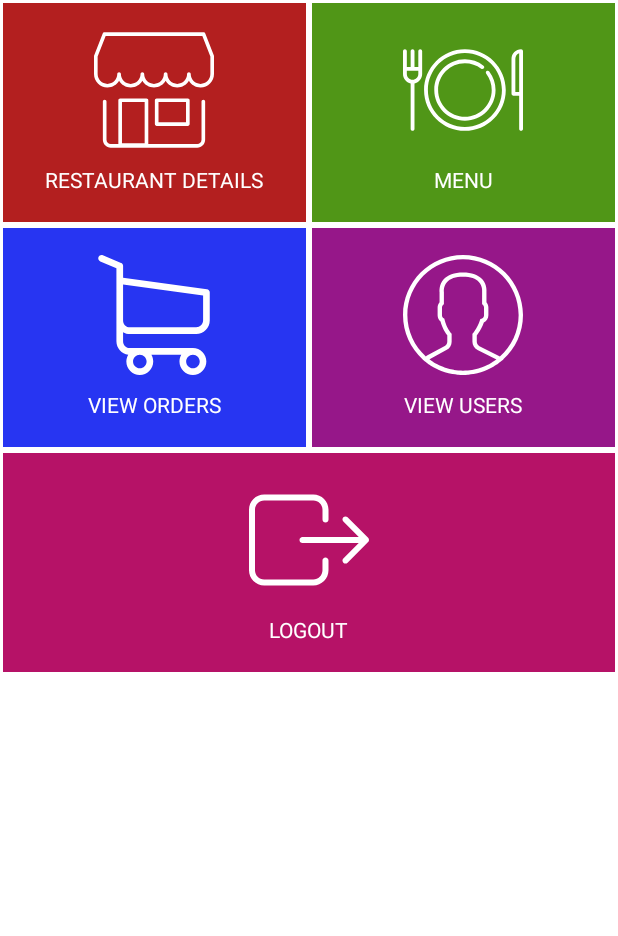
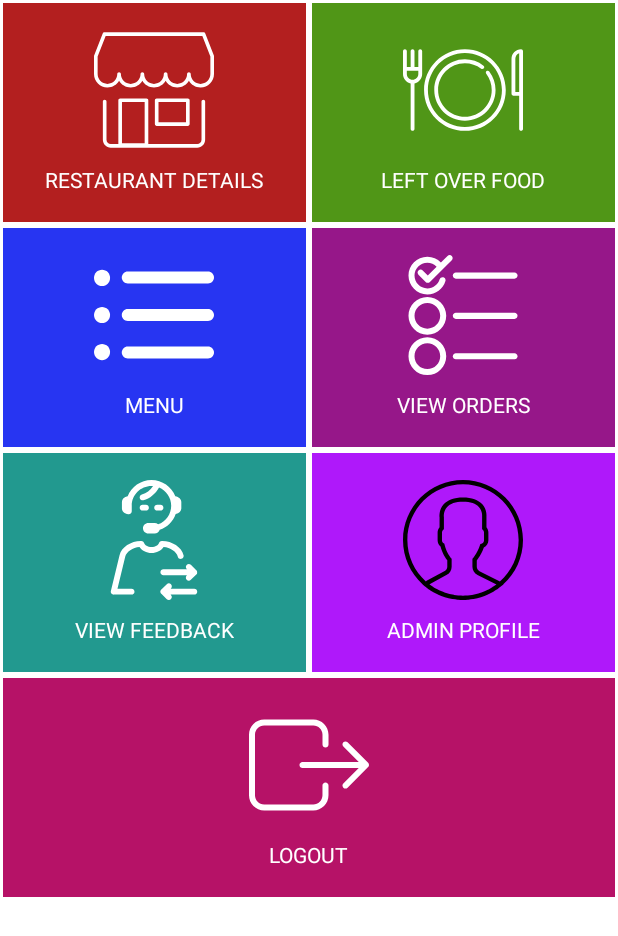
Before and after one commit to kirangill1/Comfortfood, an Android app: the layout activity_admin__home.xml on its own in the app's theme, with its tools: preview values and no code run, on a phone screen of 412 x 824 dp. Shown: the top 936 px of the screen. Run offline under Robolectric (Android 15) with nearby library versions, the phone set to English and light mode, and no system bars.

Commit message:
Restarant detail layout added updated

```diff
--- a/app/src/main/java/com/example/gursewak/comfortfood/Restaurant_Detail.java
+++ b/app/src/main/java/com/example/gursewak/comfortfood/Admin_Leftoverfood.java
@@ -3,11 +3,11 @@ package com.example.gursewak.comfortfood;
 import android.support.v7.app.AppCompatActivity;
 import android.os.Bundle;
 
-public class Restaurant_Detail extends AppCompatActivity {
+public class Admin_Leftoverfood extends AppCompatActivity {
 
     @Override
     protected void onCreate(Bundle savedInstanceState) {
         super.onCreate(savedInstanceState);
-        setContentView(R.layout.activity_restaurant__detail);
+        setContentView(R.layout.activity_admin_leftoverfood);
     }
 }
--- a/app/src/main/java/com/example/gursewak/comfortfood/Menu_list.java
+++ b/app/src/main/java/com/example/gursewak/comfortfood/Admin_restaurantDetail.java
@@ -3,11 +3,11 @@ package com.example.gursewak.comfortfood;
 import android.support.v7.app.AppCompatActivity;
 import android.os.Bundle;
 
-public class Menu_list extends AppCompatActivity {
+public class Admin_restaurantDetail extends AppCompatActivity {
 
     @Override
     protected void onCreate(Bundle savedInstanceState) {
         super.onCreate(savedInstanceState);
-        setContentView(R.layout.activity_menu_list);
+        setContentView(R.layout.activity_admin_restaurantdetail);
     }
 }
--- a/app/src/main/java/com/example/gursewak/comfortfood/Login.java
+++ b/app/src/main/java/com/example/gursewak/comfortfood/Login.java
@@ -21,7 +21,7 @@ public class Login extends AppCompatActivity {
 
     public void Alogin(View v)
     {
-        Intent i = new Intent(Login.this, Adminlogin.class);
+        Intent i = new Intent(Login.this, Admin_login.class);
         startActivity(i);
         finish();
 
--- a/app/src/main/res/drawable/adress.xml
+++ b/app/src/main/res/drawable/adress.xml
@@ -6,7 +6,7 @@
     android:viewportHeight="401.475">
 
     <path
-        android:fillColor="#FFFFFF"
+        android:fillColor="#000"
         android:pathData="M209.296,127.782c0-4.971,4.029-9,9-9h2.148c4.971,0,9,4.029,9,9s-4.029,9-9,9h-2.148
 C213.326,136.782,209.296,132.753,209.296,127.782z
 M353.537,394.938c-0.305,1.071-0.802,2.061-1.452,2.929
--- a/app/src/main/res/drawable/email.xml
+++ b/app/src/main/res/drawable/email.xml
@@ -6,7 +6,7 @@
     android:viewportHeight="485.411">
 
     <path
-        android:fillColor="#FFFFFF"
+        android:fillColor="#000"
         android:pathData="M0,81.824v321.763h485.411V81.824H0z
 M242.708,280.526L43.612,105.691h398.187L242.708,280.526z
 M163.397,242.649L23.867,365.178V120.119L163.397,242.649z
--- /dev/null
+++ b/app/src/main/res/drawable/feedback.xml
@@ -0,0 +1,49 @@
+<?xml version="1.0" encoding="utf-8"?>
+<vector xmlns:android="http://schemas.android.com/apk/res/android"
+    android:width="365.624dp"
+    android:height="365.624dp"
+    android:viewportWidth="365.624"
+    android:viewportHeight="365.624">
+
+    <path
+        android:fillColor="#FFFFFF"
+        android:pathData="M85.063,86.627V66.679c0-8.151,6.714-14.731,17.554-17.151C114.042,20.557,142.145,0,175.126,0
+c32.939,0,61.198,20.501,72.652,49.414c11.144,2.321,18.285,8.982,18.285,17.265v19.948c0,7.981-6.636,14.4-17.09,16.938
+c-7.745,22.485-25.535,40.518-48.729,48.359c-2.073,6.602-8.249,11.29-15.525,11.29h-19.217c-8.971,0-16.27-7.03-16.27-16.001
+c0-8.97,7.299-15.999,16.27-15.999h19.217c3.988,0,7.646,1.289,10.478,3.678c23.82-8.396,40-31.077,40-56.804
+c0-24.956-15.295-46.408-37.002-55.476c-10.631,19.366-27.81,33.509-47.567,39.035c-4.783,1.345-9.751-1.455-11.091-6.242
+c-1.339-4.787,1.459-9.753,6.245-11.092c13.652-3.819,25.78-13.176,34.12-26.124c-1.578-0.125-3.164-0.188-4.773-0.188
+c-33.132,0-60.066,26.955-60.066,60.087v17.224c0,2.645-1.094,5.155-3.111,6.865c-2.016,1.71-4.611,2.447-7.224,2.014
+C92.674,102.189,85.063,95.296,85.063,86.627z
+M167.203,84.213c0-4.971-4.029-9-9-9h-10.001c-4.971,0-9,4.029-9,9s4.029,9,9,9
+h10.001C163.173,93.213,167.203,89.184,167.203,84.213z
+M283.434,272.213h-72.078c-4.971,0-9,4.029-9,9s4.029,9,9,9h72.079
+l-0.93,0.969c-3.558,3.472-3.628,9.201-0.157,12.759c1.765,1.808,4.103,2.73,6.443,2.73c2.266,0,4.534-0.843,6.284-2.55
+l16.638-16.229c0.094-0.088,0.186-0.176,0.275-0.269c1.056-1.082,1.784-2.36,2.187-3.716c0.001-0.005,0.003-0.01,0.004-0.015
+c0.193-0.652,0.079-1.337,0.118-2.043c0.001-0.009-0.234-0.016-0.234-0.024c0-0.006,0-0.01,0-0.016c0-0.004,0-0.007,0-0.01
+c0-0.163,0.249-0.327,0.248-0.49c-0.004-1.214-0.13-2.371-0.569-3.427c-0.389-0.938-0.884-1.822-1.605-2.611
+c-0.002-0.002,0.026-0.004,0.024-0.006s0.103-0.004,0.101-0.006c-0.097-0.106-0.198-0.21-0.198-0.312c0,0,0-0.001,0-0.002
+c0-0.005-0.1-0.01-0.104-0.015c-0.004-0.004-0.053-0.008-0.058-0.013c-0.001-0.001-0.024-0.002-0.026-0.004
+c-0.046-0.045-0.103-0.09-0.15-0.133l-16.643-16.233c-3.558-3.473-9.26-3.402-12.729,0.156c-3.472,3.558-3.403,9.193,0.155,12.664
+L283.434,272.213z
+M305.547,331.213h-72.079l0.929-0.874c3.558-3.472,3.628-9.154,0.157-12.712c-3.473-3.557-9.17-3.62-12.728-0.149
+l-16.612,16.212c-0.103,0.096-0.203,0.196-0.303,0.298c-0.943,0.968-1.771,2.094-2.192,3.29c-0.331,0.938-0.656,1.947-0.656,2.998
+c0,0.026,0,0.052,0,0.078c0,0.001,0,0.002,0,0.003c0,0.006,0,0.013,0,0.02c0,0.003,0,0.007,0,0.01c0,0.005,0,0.01,0,0.015
+s0,0.011,0,0.015c0,0.005,0,0.008,0,0.012c0,0.006,0,0.012,0,0.018c0,0.004,0,0.007,0,0.011c0,0.006,0,0.012,0,0.019
+c0,0.003,0,0.006,0,0.01c0,0.006,0,0.012,0,0.018c0,0.004,0,0.007,0,0.011c0,0.006,0,0.011,0,0.017c0,0.004,0,0.009,0,0.013
+s0,0.009,0,0.013c0,0.006,0,0.011,0,0.016c0,0.003,0,0.006,0,0.008c0,0.792,0.302,1.557,0.52,2.284
+c0.001,0.002,0.075,0.004,0.076,0.006c0.001,0.003,0.039,0.006,0.04,0.01c0.403,1.343,1.147,2.612,2.194,3.686
+c0.1,0.102,0.209,0.2,0.312,0.296l16.617,16.208c1.75,1.707,4.021,2.558,6.286,2.558c2.341,0,4.681-0.907,6.445-2.715
+c3.471-3.558,3.401-9.287-0.157-12.759l-0.929-0.938h72.08c4.971,0,9-4.029,9-9S310.518,331.213,305.547,331.213z
+M192.499,93.213
+h10c4.971,0,9-4.029,9-9s-4.029-9-9-9h-10c-4.971,0-9,4.029-9,9S187.528,93.213,192.499,93.213z
+M212.038,204.005
+c20.401,1.608,39.704,14.452,43.356,29.476c1.173,4.829,6.037,7.794,10.871,6.619c4.83-1.174,7.793-5.852,6.619-10.682
+c-5.915-24.333-34.52-43.205-65.12-43.205h-1.237c-3.844,0-7.264,2.252-8.512,5.888c-2.12,6.173-10.586,12.327-22.665,12.327
+c-12.081,0-20.547-6.107-22.666-12.279c-1.249-3.637-4.668-5.936-8.513-5.936h-1.236c-30.601,0-59.206,18.872-65.122,43.205
+L51.388,338.021c-0.123,0.455-0.211,0.877-0.261,1.357c-0.126,1.181-0.015,2.322,0.302,3.415c0.205,0.716,0.498,1.586,0.864,2.216
+c0.001,0.002,0.002,0.204,0.004,0.204c0,0,0.001,0,0.002,0c1.188,2,3.175,3.413,5.653,4.015c0.715,0.174,1.429,0.123,2.133,0.123
+c0.101,0,0.199-0.138,0.299-0.138h53.992c4.971,0,9-4.029,9-9s-4.029-9-9-9H71.53l23.773-97.764
+c3.653-15.022,22.955-27.851,43.357-29.46c6.951,11.05,21.071,18.337,36.689,18.337
+C190.966,222.326,205.085,215.054,212.038,204.005z" />
+</vector>
--- /dev/null
+++ b/app/src/main/res/drawable/menurest.xml
@@ -0,0 +1,27 @@
+<?xml version="1.0" encoding="utf-8"?>
+<vector xmlns:android="http://schemas.android.com/apk/res/android"
+    android:width="60.123dp"
+    android:height="60.123dp"
+    android:viewportWidth="60.123"
+    android:viewportHeight="60.123">
+
+    <path
+        android:fillColor="#FFFFFF"
+        android:pathData="M57.124,51.893H16.92c-1.657,0-3-1.343-3-3s1.343-3,3-3h40.203c1.657,0,3,1.343,3,3S58.781,51.893,57.124,51.893z" />
+    <path
+        android:fillColor="#FFFFFF"
+        android:pathData="M57.124,33.062H16.92c-1.657,0-3-1.343-3-3s1.343-3,3-3h40.203c1.657,0,3,1.343,3,3
+C60.124,31.719,58.781,33.062,57.124,33.062z" />
+    <path
+        android:fillColor="#FFFFFF"
+        android:pathData="M57.124,14.231H16.92c-1.657,0-3-1.343-3-3s1.343-3,3-3h40.203c1.657,0,3,1.343,3,3S58.781,14.231,57.124,14.231z" />
+    <path
+        android:fillColor="#FFFFFF"
+        android:pathData="M 4.029 7.434 C 6.25415525707 7.434 8.058 9.23784474293 8.058 11.463 C 8.058 13.6881552571 6.25415525707 15.492 4.029 15.492 C 1.80384474293 15.492 0 13.6881552571 0 11.463 C 0 9.23784474293 1.80384474293 7.434 4.029 7.434 Z" />
+    <path
+        android:fillColor="#FFFFFF"
+        android:pathData="M 4.029 26.033 C 6.25415525707 26.033 8.058 27.8368447429 8.058 30.062 C 8.058 32.2871552571 6.25415525707 34.091 4.029 34.091 C 1.80384474293 34.091 0 32.2871552571 0 30.062 C 0 27.8368447429 1.80384474293 26.033 4.029 26.033 Z" />
+    <path
+        android:fillColor="#FFFFFF"
+        android:pathData="M 4.029 44.632 C 6.25415525707 44.632 8.058 46.4358447429 8.058 48.661 C 8.058 50.8861552571 6.25415525707 52.69 4.029 52.69 C 1.80384474293 52.69 0 50.8861552571 0 48.661 C 0 46.4358447429 1.80384474293 44.632 4.029 44.632 Z" />
+</vector>
--- a/app/src/main/res/drawable/phone.xml
+++ b/app/src/main/res/drawable/phone.xml
@@ -6,7 +6,7 @@
     android:viewportHeight="578.106">
 
     <path
-        android:fillColor="#fff"
+        android:fillColor="#000"
         android:pathData="M577.83,456.128c1.225,9.385-1.635,17.545-8.568,24.48l-81.396,80.781
 c-3.672,4.08-8.465,7.551-14.381,10.404c-5.916,2.857-11.729,4.693-17.439,5.508c-0.408,0-1.635,0.105-3.676,0.309
 c-2.037,0.203-4.689,0.307-7.953,0.307c-7.754,0-20.301-1.326-37.641-3.979s-38.555-9.182-63.645-19.584
--- /dev/null
+++ b/app/src/main/res/drawable/vieworder.xml
@@ -0,0 +1,34 @@
+<?xml version="1.0" encoding="utf-8"?>
+<vector xmlns:android="http://schemas.android.com/apk/res/android"
+    android:width="487.7dp"
+    android:height="487.7dp"
+    android:viewportWidth="487.7"
+    android:viewportHeight="487.7">
+
+    <path
+        android:fillColor="#FFFFFF"
+        android:pathData="M80.2,62.7c-4.8-4.8-12.5-4.8-17.3-0.1C58,67.4,58,75.1,62.8,79.9L92,109.3c2.3,2.3,5.4,3.6,8.7,3.6l0,0
+c3.2,0,6.3-1.3,8.6-3.6l88.9-88.4c4.8-4.8,4.8-12.5,0.1-17.3c-4.8-4.8-12.5-4.8-17.3,0l-26.9,26.7C139.8,15.5,119.9,7,99,7
+C56.7,7,22.3,41.4,22.3,83.7s34.4,76.7,76.7,76.7c34.1,0,63.6-21.9,73.5-54.5c2-6.5-1.7-13.3-8.2-15.3c-6.5-1.9-13.3,1.7-15.3,8.2
+c-6.6,21.8-27.2,37.1-50,37.1c-28.8,0-52.2-23.4-52.2-52.2S70.2,31.5,99,31.5c14.3,0,27.9,6,37.7,16.2l-35.9,35.7L80.2,62.7z" />
+    <path
+        android:fillColor="#FFFFFF"
+        android:pathData="M99,170.6c-42.3,0-76.7,34.4-76.7,76.7S56.7,324,99,324s76.7-34.4,76.7-76.7S141.3,170.6,99,170.6z
+M99,299.5
+c-28.8,0-52.2-23.4-52.2-52.2s23.4-52.2,52.2-52.2s52.2,23.4,52.2,52.2S127.8,299.5,99,299.5z" />
+    <path
+        android:fillColor="#FFFFFF"
+        android:pathData="M175.7,411c0-42.3-34.4-76.7-76.7-76.7S22.3,368.7,22.3,411s34.4,76.7,76.7,76.7S175.7,453.3,175.7,411z
+M99,463.3
+c-28.8,0-52.2-23.4-52.2-52.2s23.4-52.2,52.2-52.2s52.2,23.4,52.2,52.2S127.8,463.3,99,463.3z" />
+    <path
+        android:fillColor="#FFFFFF"
+        android:pathData="M453.1,235H214.8c-6.8,0-12.3,5.5-12.3,12.3s5.5,12.3,12.3,12.3h238.3c6.8,0,12.3-5.5,12.3-12.3S459.9,235,453.1,235z" />
+    <path
+        android:fillColor="#FFFFFF"
+        android:pathData="M453.1,71.5H214.8c-6.8,0-12.3,5.5-12.3,12.3s5.5,12.3,12.3,12.3h238.3c6.8,0,12.3-5.5,12.3-12.3S459.9,71.5,453.1,71.5z" />
+    <path
+        android:fillColor="#FFFFFF"
+        android:pathData="M453.1,398.8H214.8c-6.8,0-12.3,5.5-12.3,12.3s5.5,12.3,12.3,12.3h238.3c6.8,0,12.3-5.5,12.3-12.3
+C465.4,404.2,459.9,398.8,453.1,398.8z" />
+</vector>
--- a/app/src/main/res/layout/activity_admin__home.xml
+++ b/app/src/main/res/layout/activity_admin__home.xml
@@ -6,7 +6,15 @@
     android:layout_height="match_parent"
     android:background="#fff"
 
-    tools:context="com.example.gursewak.comfortfood.Admin_Home">
+    tools:context="com.example.gursewak.comfortfood.Admin_home">
+
+    <ScrollView
+        android:layout_width="match_parent"
+        android:layout_height="match_parent">
+
+        <RelativeLayout
+            android:layout_width="match_parent"
+            android:layout_height="match_parent">
 
 
 
@@ -28,6 +36,8 @@
             android:layout_margin="2dp"
             android:gravity="center"
             android:orientation="vertical"
+            android:onClick="restaurant_detail"
+            android:id="@+id/restaurant_details"
             >
             <ImageView
                 android:layout_width="80dp"
@@ -40,7 +50,8 @@
                 android:layout_height="wrap_content"
                 android:textColor="#fff"
                 android:layout_marginTop="10dp"
-                android:text="RESTAURANT DETAILS"/>
+                android:text="RESTAURANT DETAILS"
+                android:id="@+id/restaurant_detail1"/>
 
         </LinearLayout>
 
@@ -51,7 +62,9 @@
             android:layout_margin="2dp"
             android:gravity="center"
             android:orientation="vertical"
-            android:background="#509617">
+            android:background="#509617"
+            android:onClick="left_food"
+            android:id="@+id/left_overfod">
 
             <ImageView
                 android:layout_width="80dp"
@@ -61,9 +74,10 @@
             <TextView
                 android:layout_width="wrap_content"
                 android:layout_height="wrap_content"
-                android:text="MENU"
+                android:text="LEFT OVER FOOD"
                 android:layout_marginTop="10dp"
-                android:textColor="#fff"/>
+                android:textColor="#fff"
+                android:id="@+id/Menu1"/>
 
         </LinearLayout>
     </LinearLayout>
@@ -84,18 +98,21 @@
             android:orientation="vertical"
             android:layout_margin="2dp"
             android:gravity="center"
+            android:onClick="menu"
+            android:id="@+id/menuu"
             >
 
             <ImageView
                 android:layout_width="80dp"
                 android:layout_height="80dp"
-                android:src="@drawable/orders"/>
+                android:src="@drawable/menurest"/>
             <TextView
                 android:layout_width="wrap_content"
                 android:layout_height="wrap_content"
-                android:text="VIEW ORDERS"
+                android:text="MENU"
                 android:layout_marginTop="10dp"
-                android:textColor="#fff"/>
+                android:textColor="#fff"
+                android:id="@+id/view_order1"/>
 
         </LinearLayout>
 
@@ -106,21 +123,24 @@
             android:layout_margin="2dp"
             android:gravity="center"
             android:orientation="vertical"
-            android:background="#961789">
+            android:background="#961789"
+            android:onClick="view_order"
+            android:id="@+id/view_orderr">
 
             <ImageView
                 android:layout_width="80dp"
                 android:layout_height="80dp"
-                android:src="@drawable/svg_user"
+                android:src="@drawable/vieworder"
                 android:tint="#fff"
                 />
 
             <TextView
                 android:layout_width="wrap_content"
                 android:layout_height="wrap_content"
-                android:text="VIEW USERS"
+                android:text="VIEW ORDERS"
                 android:layout_marginTop="10dp"
-                android:textColor="#fff"/>
+                android:textColor="#fff"
+                android:id="@+id/view_user1"/>
 
         </LinearLayout>
     </LinearLayout>
@@ -129,8 +149,73 @@
         android:layout_width="match_parent"
         android:layout_height="150dp"
         android:orientation="horizontal"
+        android:id="@+id/feedback_lay"
         android:layout_below="@+id/secondlayout"
-        android:weightSum="2">
+        android:weightSum="2"
+        >
+
+        <LinearLayout
+            android:layout_width="match_parent"
+            android:layout_height="match_parent"
+            android:background="#22998f"
+            android:orientation="vertical"
+            android:layout_margin="2dp"
+            android:gravity="center"
+            android:onClick="view_feedback"
+            android:layout_weight="1"
+            android:id="@+id/view_feedbackk"
+            >
+
+            <ImageView
+                android:layout_width="80dp"
+                android:layout_height="80dp"
+                android:src="@drawable/feedback"/>
+            <TextView
+                android:layout_width="wrap_content"
+                android:layout_height="wrap_content"
+                android:text="VIEW FEEDBACK"
+                android:layout_marginTop="10dp"
+                android:textColor="#fff"
+                />
+
+        </LinearLayout>
+
+        <LinearLayout
+            android:layout_width="match_parent"
+            android:layout_height="match_parent"
+            android:background="#af18fa"
+            android:orientation="vertical"
+            android:layout_margin="2dp"
+            android:gravity="center"
+            android:onClick="admin_profile"
+            android:layout_weight="1"
+            android:id="@+id/admin_profile"
+
+            >
+
+            <ImageView
+                android:layout_width="80dp"
+                android:layout_height="80dp"
+                android:src="@drawable/svg_user"/>
+            <TextView
+                android:layout_width="wrap_content"
+                android:layout_height="wrap_content"
+                android:text="ADMIN PROFILE"
+                android:layout_marginTop="10dp"
+                android:textColor="#fff"
+                />
+
+        </LinearLayout>
+
+            </LinearLayout>
+
+    <LinearLayout
+        android:layout_width="match_parent"
+        android:layout_height="150dp"
+        android:orientation="horizontal"
+        android:layout_below="@+id/feedback_lay"
+        android:id="@+id/logoutt"
+        >
 
         <LinearLayout
             android:layout_width="match_parent"
@@ -140,6 +225,7 @@
             android:layout_margin="2dp"
             android:gravity="center"
             android:id="@+id/layout_profile"
+            android:onClick="logout"
 
             >
 
@@ -152,7 +238,8 @@
                 android:layout_height="wrap_content"
                 android:text="LOGOUT"
                 android:layout_marginTop="10dp"
-                android:textColor="#fff"/>
+                android:textColor="#fff"
+                android:id="@+id/logout1"/>
 
         </LinearLayout>
 
@@ -164,4 +251,8 @@
 
     </LinearLayout>
 
+        </RelativeLayout>
+
+    </ScrollView>
+
 </RelativeLayout>
--- a/app/src/main/res/layout/activity_adminlogin.xml
+++ b/app/src/main/res/layout/activity_admin_login.xml
@@ -5,7 +5,7 @@
     android:id="@+id/activity_main"
     android:layout_width="match_parent"
     android:layout_height="match_parent"
-    tools:context="com.example.gursewak.comfortfood.Adminlogin">
+    tools:context="com.example.gursewak.comfortfood.Admin_login">
 
     <ScrollView
         android:layout_width="match_parent"
```
Also changed, not shown: app/src/main/AndroidManifest.xml (+4 -4 lines), app/src/main/java/com/example/gursewak/comfortfood/Admin_Home.java (+60 -2 lines), app/src/main/java/com/example/gursewak/comfortfood/Admin_login.java (renamed from app/src/main/java/com/example/gursewak/comfortfood/Adminlogin.java, +8 -9 lines), app/src/main/java/com/example/gursewak/comfortfood/Usersignup.java (+16 -1 lines), app/src/main/res/layout/activity_admin_leftoverfood.xml (added, +52 -0 lines), app/src/main/res/layout/activity_admin_restaurantdetail.xml (renamed from app/src/main/res/layout/activity_restaurant__detail.xml, +20 -5 lines), app/src/main/res/layout/activity_menu.xml (+25 -47 lines), app/src/main/res/layout/activity_menu_list.xml (deleted, +0 -13 lines), app/src/main/res/layout/activity_profile.xml (+16 -10 lines).
